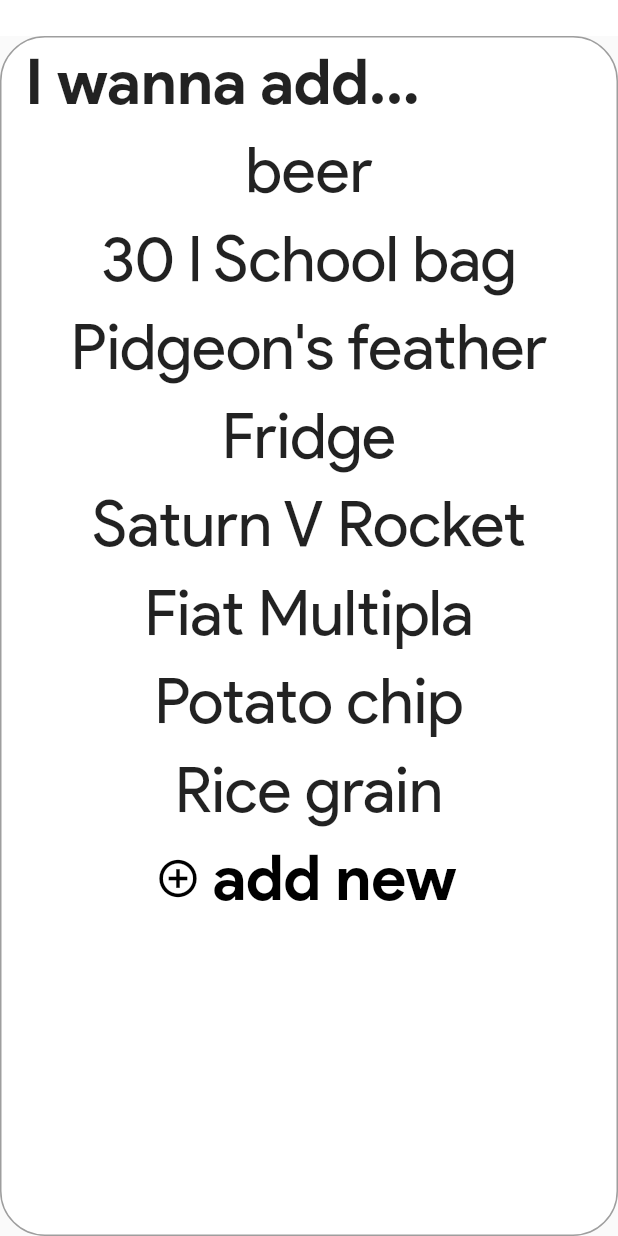
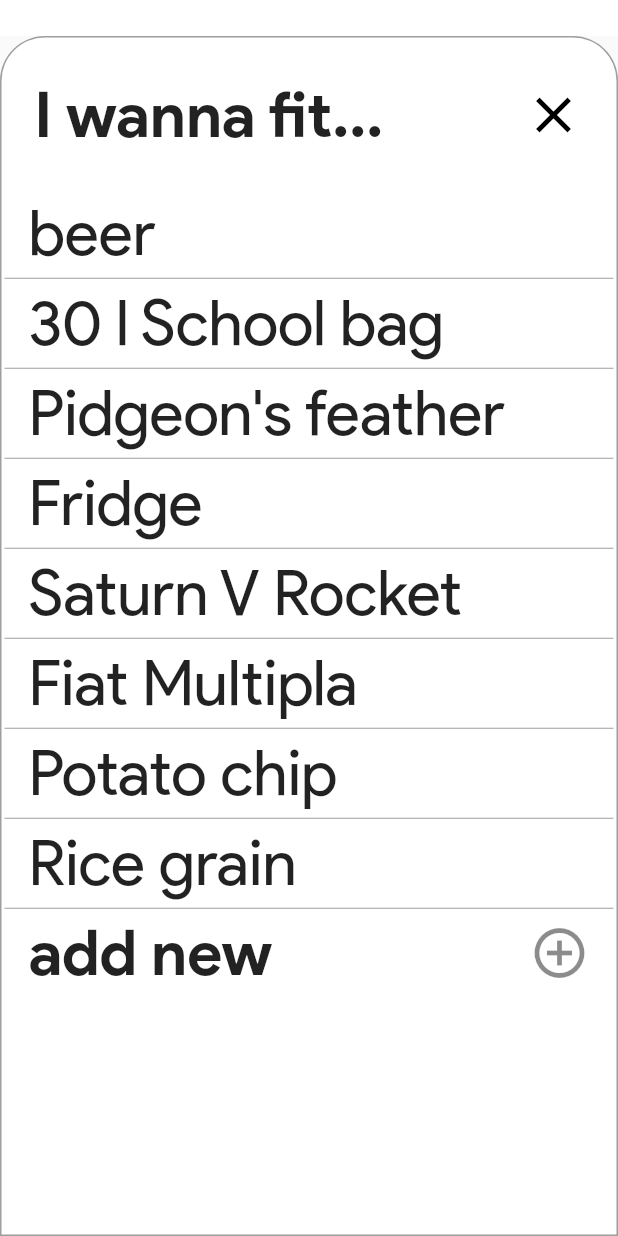
Before and after one commit to weronkagolonka/Flutter, a Flutter app: the screen it shows after launch, after a tap on the "remove" icon, after a tap on the "add" icon, after a tap on "beer", on a phone screen of 412 x 824 dp. Run offline on Flutter 3.47's test engine with Material 2 defaults, Android fonts, the phone set to English and light mode, and no system bars.

Commit message:
fixed validation; layout changes

```diff
--- a/does_it_fit/lib/screens/DisplayCalc.dart
+++ b/does_it_fit/lib/screens/DisplayCalc.dart
@@ -40,6 +40,7 @@ double getCalc(Unit currentUnit1, Unit currentUnit2, int howmany) {
 Widget canOrCant() {
   if (display()) {
     return RichText(
+      textAlign: TextAlign.center,
       text: TextSpan(
         text: 'You ',
         style: TextStyle(color: Colors.black, fontSize: 42),
@@ -51,6 +52,7 @@ Widget canOrCant() {
       );
   } else {
     return RichText(
+      textAlign: TextAlign.center,
       text: TextSpan(
         text: 'You ',
         style: TextStyle(color: Colors.black, fontSize: 42),
@@ -113,7 +115,7 @@ class DisplayCalc extends StatefulWidget {
 }
 
 class _DisplayCalc extends State<DisplayCalc> {
-  //static final GlobalKey<FormState> _formKey = GlobalKey<FormState>();
+  static final GlobalKey<FormState> _formKey = GlobalKey<FormState>();
   PersistentBottomSheetController _controller;
   TextEditingController myController, addController, addController2, addController3, addController4;
   FocusNode myFocus = FocusNode();
@@ -173,6 +175,7 @@ class _DisplayCalc extends State<DisplayCalc> {
           decoration: InputDecoration(
             //helperText: ' ',
             errorText: null,
+            errorStyle: TextStyle(height: 0),
             contentPadding: EdgeInsets.all(10),
             hintText: hintText,
             errorBorder: OutlineInputBorder(
@@ -205,6 +208,7 @@ class _DisplayCalc extends State<DisplayCalc> {
               }
             });
           },
+
         ),
       );
     } else {
@@ -228,6 +232,7 @@ class _DisplayCalc extends State<DisplayCalc> {
           decoration: InputDecoration(
             //helperText: ' ',
             errorText: null,
+            errorStyle: TextStyle(height: 0),
             contentPadding: EdgeInsets.all(10),
             hintText: hintText,
             errorBorder: OutlineInputBorder(
@@ -282,23 +287,35 @@ class _DisplayCalc extends State<DisplayCalc> {
   addItem() {
 
     _controller = scaffoldKey.currentState.showBottomSheet((context) {
-      return Container(
+      return ListView(
+        controller: ScrollController(),
+        children: <Widget>[
+          Container(
             width: 500,
             height: 800,
-      padding: EdgeInsets.symmetric(horizontal: 30, vertical: 20),
+            padding: EdgeInsets.symmetric(horizontal: 20),
             //constraints: BoxConstraints.tightForFinite(),
             decoration: BoxDecoration(
               color: Colors.white,
               border: Border.all(color: Colors.grey, width: 1, style: BorderStyle.solid),
-        borderRadius: BorderRadius.all(Radius.circular(30)),
+              borderRadius: BorderRadius.only(topLeft: Radius.circular(30), topRight: Radius.circular(30)),
             ),
             child: Form(
-        //key: _formKey,
+              key: _formKey,
               //autovalidate: true,
               child: Column(
                 mainAxisAlignment: MainAxisAlignment.spaceEvenly,
                 crossAxisAlignment: CrossAxisAlignment.start,
                 children: <Widget>[
+                  Container(
+                    alignment: Alignment.centerRight,
+                    child: IconButton(
+                      alignment: Alignment.centerRight,
+                      icon: Icon(Icons.clear, color: Colors.black, size: 40,),
+                      onPressed: () {
+                        Navigator.pop(context);
+                      }),
+                  ),
                   Text(
                     'I wanna add...',
                     textAlign: TextAlign.start,
@@ -339,7 +356,8 @@ class _DisplayCalc extends State<DisplayCalc> {
                     ],
                   ),
                   RaisedButton(
-              padding: EdgeInsets.symmetric(vertical: 10, horizontal: 138),
+                    elevation: 0,
+                    padding: EdgeInsets.symmetric(vertical: 10, horizontal: 110),
                     child: Text(
                       'add',
                       style: TextStyle(
@@ -348,10 +366,13 @@ class _DisplayCalc extends State<DisplayCalc> {
                         color: Colors.white,
                       ),
                       ),
+                    shape: RoundedRectangleBorder(
+                      borderRadius: BorderRadius.all(Radius.circular(200)),
+                    ),
                     disabledColor: Colors.grey,
                     color: Colors.green[500],
                     onPressed: () {
-                //_formKey.currentState.validate();
+                      _formKey.currentState.validate();
                         if(name != null && length != null && height != null && depth != null) {
                           filledFormBtn(length, height, depth, name);
                       }
@@ -360,6 +381,8 @@ class _DisplayCalc extends State<DisplayCalc> {
                 ],
             ),
             ),
+            ),
+        ],
       );
     });
   }
@@ -379,16 +402,107 @@ class _DisplayCalc extends State<DisplayCalc> {
   Widget renderList(bool isFirst) {
     String value, title;
     Unit curr;
+    List toRender = new List();
+    ScrollController listCtrl = new ScrollController();
 
     if (isFirst) {
       value = dropdownValue1;
-      title = 'I wanna add...';
+      title = 'I wanna fit...';
       curr = currentUnit1;
     } else {
       value = dropdownValue2;
       title = 'in a...';
       curr = currentUnit2;
     }
+
+    Widget closeBtn = ListTile(
+      contentPadding: EdgeInsets.all(20),
+      title: Text(
+        title,
+        textAlign: TextAlign.left,
+        style: TextStyle(fontSize: 42, fontWeight: FontWeight.bold),
+      ),
+      trailing: Icon(Icons.clear, size: 40, color: Colors.black,),
+      onTap: () => Navigator.pop(context),
+      );
+
+    toRender.add(closeBtn);
+    //toRender.add(title);
+
+    for(int i=0;i<ctrl.getAllUnits().length;i++) {
+      toRender.add(ctrl.getAllUnits()[i]);
+    }
+
+    toRender.add('add new');
+
+    Widget list = ListView.separated(
+      separatorBuilder: (context, index) {
+        Color c;
+        double h;
+
+        if(index == 0) {
+          c = Colors.white;
+          h = 0;
+        } else {
+          c = Colors.grey;
+          h = 1;
+        }
+
+        return Divider(
+          color: c,
+          height: h,
+        );
+      },
+
+      controller: listCtrl,
+      shrinkWrap: true,
+      itemCount: toRender.length,
+      itemBuilder: (context, index) {
+        final item = toRender[index];
+
+        if (index == 0) {
+          return item;
+        } else if (index > 0 && index < toRender.length - 1) {
+          return ListTile(
+            title: Text(
+              item.getName(),
+              textAlign: TextAlign.left,
+              style: TextStyle(fontSize: 42),
+            ),
+            onTap: () {
+              if (isFirst) {
+                setState(() {
+                  currentUnit1 = item;
+                  dropdownValue1 = item.getName();
+                });
+              } else {
+                setState(() {
+                  currentUnit2 = item;
+                  dropdownValue2 = item.getName();
+                });
+              }
+              Navigator.pop(context);
+            },
+          );
+        } else {
+          return ListTile(
+            title: Text(
+              item,
+              textAlign: TextAlign.left,
+              style: TextStyle(
+                fontSize: 42,
+                fontWeight: FontWeight.bold,
+              ),
+            ),
+            trailing: Icon(
+              Icons.add_circle_outline,
+              size: 40,
+            ),
+            onTap: () => addItem(),
+          );
+        }
+      }
+    );
 
     return Container(
       alignment: Alignment.center,
@@ -401,62 +515,20 @@ class _DisplayCalc extends State<DisplayCalc> {
           fontWeight: FontWeight.bold,
           fontStyle: FontStyle.italic,
           ),
+          textAlign: TextAlign.center,
         ),
         onPressed: () {
           scaffoldKey.currentState.showBottomSheet((context) =>
           Container(
             width: 500,
             height: 800,
+            padding: EdgeInsets.all(2),
             decoration: BoxDecoration(
               color: Colors.white,
               border: Border.all(color: Colors.grey, width: 1, style: BorderStyle.solid),
-              borderRadius: BorderRadius.all(Radius.circular(30)),
+              borderRadius: BorderRadius.only(topLeft: Radius.circular(30), topRight: Radius.circular(30)),
             ),
-            child: Column(
-              children: <Widget>[
-                ListTile(
-                  title: Text(title, style: TextStyle(fontSize: 42, fontWeight: FontWeight.bold),),
-                ),
-                ListView.builder(
-                  controller: ScrollController(),
-                  shrinkWrap: true,
-                  itemCount: ctrl.getAllUnits().length,
-                  itemBuilder: (context, index) {
-                    final item = ctrl.getAllUnits()[index];
-
-                    return ListTile(
-                      title: Text(
-                        item.getName(),
-                        textAlign: TextAlign.center,
-                        style: TextStyle(fontSize: 42),
-                        ),
-                        onTap: () {
-                          setState(() {
-                            if (isFirst) {
-                              currentUnit1 = item;
-                              dropdownValue1 = item.getName();
-                            } else {
-                              currentUnit2 = item;
-                              dropdownValue2 = item.getName();
-                            }
-                            Navigator.pop(context);
-                          });
-                        },
-                    );
-                  }
-                ),
-                ListTile(
-                  title: FlatButton.icon(
-                    onPressed: () {
-                      Navigator.pop(context);
-                      addItem();
-                    },
-                    label: Text('add new', style: TextStyle(color: Colors.black, fontSize: 42, fontWeight: FontWeight.bold),),
-                    icon: Icon(Icons.add_circle_outline, size: 30, color: Colors.black,),
-                  ),
-                ),
-              ],
-            ),
+            child: list,
           ),
         );
       },
@@ -466,37 +538,48 @@ class _DisplayCalc extends State<DisplayCalc> {
 
 
   Widget build(BuildContext context) {
+    double mainHeight = MediaQuery.of(context).size.height;
+    double mainWidth = MediaQuery.of(context).size.width;
+
     return Container(
-      width: 400,
+      width: mainWidth,
+      height: mainHeight,
       color: Colors.red[100],
-      alignment: Alignment.topCenter,
-      margin: EdgeInsets.symmetric(horizontal: 30, vertical: 70),
+      alignment: Alignment.center,
+      margin: EdgeInsets.symmetric(horizontal: mainWidth * 0.15, vertical: mainHeight * 0.15),
       child: Column(
         mainAxisAlignment: MainAxisAlignment.spaceBetween,
+        //mainAxisSize: MainAxisSize.max,
+        crossAxisAlignment: CrossAxisAlignment.stretch,
         children: <Widget>[
           Expanded(
-            child: Padding(
-              padding: EdgeInsets.all(20),
-              child: canOrCant(),       //YOU CAN FIT
-            )
+            child: canOrCant(),
           ),
           /*
           IconButton(icon: Icon(Icons.help), onPressed: () {
             Navigator.push(context, MaterialPageRoute(builder: (BuildContext context) => SplashScreen()));
           }),
           */
-          Container(
-            margin: EdgeInsets.all(10),
+          Expanded(
+            flex: 2,
+            child: Container(
+              decoration: BoxDecoration(
+                color: Colors.white,
+                border: display() ? Border.all(color: Colors.green[500], width: 5, style: BorderStyle.solid) : Border.all(color: Colors.red[500], width: 5, style: BorderStyle.solid),
+                borderRadius: BorderRadius.all(Radius.circular(30)),
+              ),
+              //padding: EdgeInsets.all(5),
+              alignment: Alignment.center,
               child: Row(
-              mainAxisAlignment: MainAxisAlignment.spaceBetween,
-              //crossAxisAlignment: CrossAxisAlignment.center,
-              //mainAxisSize: MainAxisSize.max,
+                mainAxisSize: MainAxisSize.max,
+                mainAxisAlignment: MainAxisAlignment.spaceAround,
+                crossAxisAlignment: CrossAxisAlignment.center,
                 children: <Widget>[
                   Expanded(
-                  child: Padding(
-                    padding: EdgeInsets.all(10),
                     child: IconButton(
-                      icon: Icon(Icons.remove, size: 42,),
+                      alignment: Alignment.centerLeft,
+                      padding: EdgeInsets.only(left: 8),
+                      icon: Icon(Icons.remove, size: 60,),
                       onPressed: () {
                         setState(() {
                           if(howmany1 > 0) {
@@ -509,25 +592,21 @@ class _DisplayCalc extends State<DisplayCalc> {
                       }
                     ),
                     ),
-                  ),
                   Expanded(
-                  child: Padding(
-                    padding: EdgeInsets.all(10),
+                    flex: 3,
                     child: TextField(
                       focusNode: myFocus,
                       keyboardType: TextInputType.number,
                       inputFormatters: <TextInputFormatter>[WhitelistingTextInputFormatter.digitsOnly],
                       textAlign: TextAlign.center,
+                      textAlignVertical: TextAlignVertical.bottom,
                       style: TextStyle(
                         fontSize: 42,
                       ),
                       decoration: InputDecoration(
                         hintText: howmany1.toString(),
                         hintStyle: TextStyle(fontSize: 42),
-                        border: colorBorder(display(), Colors.green[500], Colors.red[500]),
-                        enabledBorder: colorBorder(display(), Colors.green[500], Colors.red[500]),
-                        disabledBorder: colorBorder(display(), Colors.green[500], Colors.red[500]),
-                        focusedBorder: colorBorder(display(), Colors.green[500], Colors.red[500]),
+                        border: InputBorder.none
                       ),
                       controller: myController,
                       onChanged: (String input) {
@@ -540,15 +619,13 @@ class _DisplayCalc extends State<DisplayCalc> {
                             }
                         });
                       },
-
-                    ),
                     ),
                   ),
                   Expanded(
-                  child: Padding(
-                    padding: EdgeInsets.all(1),
                     child: IconButton(
-                      icon: Icon(Icons.add, size: 42),
+                      alignment: Alignment.centerRight,
+                      padding: EdgeInsets.only(right: 8),
+                      icon: Icon(Icons.add, size: 60),
                       onPressed: () {
                         setState(() {
                           howmany1 += 1;
@@ -557,25 +634,27 @@ class _DisplayCalc extends State<DisplayCalc> {
                       }
                     ),
                   ),
-                ),
                 ],
               ),
             ),
+            ),
             //list1
-            renderList(true),
             Expanded(
-              child: Padding(
-                padding: EdgeInsets.all(1),
+              child: renderList(true),
+            ),
+            Expanded(
               child: Text(
                 'in a',
                 style: TextStyle(
                   fontSize: 42,
                 ),
-                ),
+                textAlign: TextAlign.center,
               ),
             ),
             //list 2
-            renderList(false),
+            Expanded(
+              child: renderList(false),
+            ),
         ],
       ),
     );
--- a/does_it_fit/lib/screens/home.dart
+++ b/does_it_fit/lib/screens/home.dart
@@ -8,7 +8,6 @@ import 'package:flutter/material.dart';
 final GlobalKey<ScaffoldState> scaffoldKey = GlobalKey<ScaffoldState>();
 
 class HomePage extends StatelessWidget {
-
   Widget build(BuildContext context) {
     return Scaffold(
       key: scaffoldKey,
```
Lines whose indentation alone changed are shown as unchanged.
